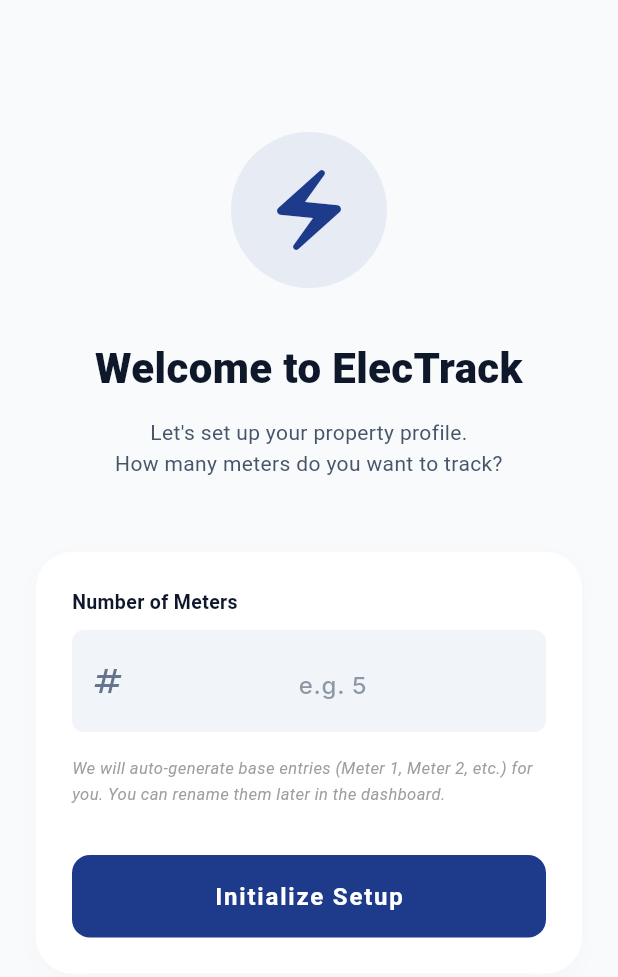
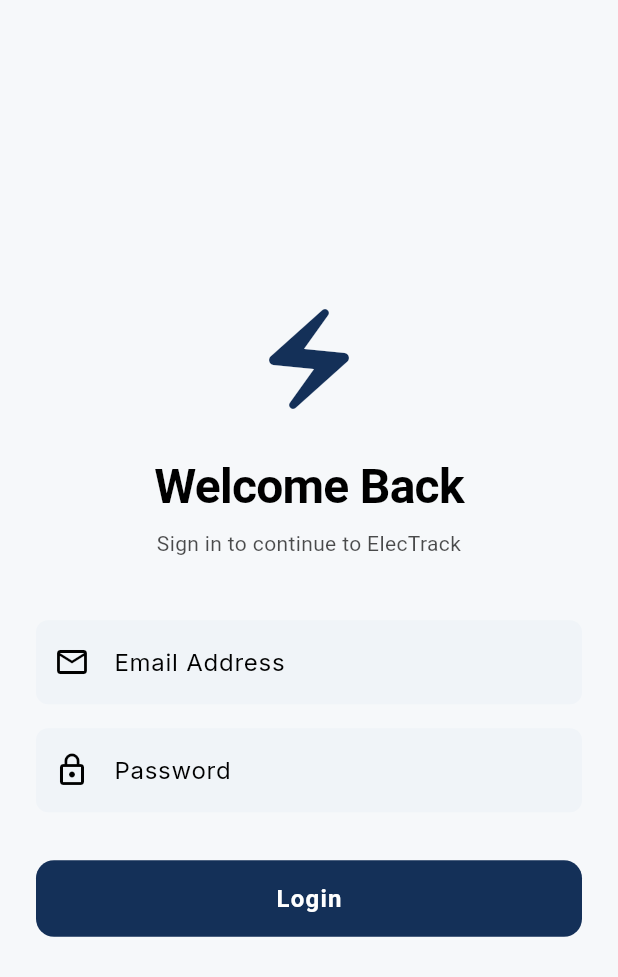
Before and after one commit to jaykukadiya99/Electricity_tracker_app, a Flutter app: the screen it shows after launch, on a phone screen of 412 x 824 dp. Shown: the top 977 px of the screen. Run offline on Flutter 3.47's test engine with Material 3 defaults, Android fonts, the phone set to English and light mode, and no system bars; our stand-ins replace firebase_auth, firebase_core, get, google_fonts, shared_preferences, sqflite; accounts and stored records are empty.

Commit message:
firebase login

```diff
--- /dev/null
+++ b/lib/controllers/auth_controller.dart
@@ -0,0 +1,70 @@
+import 'package:flutter/material.dart';
+import 'package:get/get.dart';
+import 'package:firebase_auth/firebase_auth.dart';
+import 'app_controller.dart';
+
+class AuthController extends GetxController {
+  final FirebaseAuth _auth = FirebaseAuth.instance;
+  var isLoading = false.obs;
+
+  // Handle Login
+  Future<void> loginUser(String email, String password) async {
+    isLoading.value = true;
+    try {
+      await _auth.signInWithEmailAndPassword(email: email, password: password);
+      // Wait for auth state to propagate slightly
+      await Future.delayed(const Duration(milliseconds: 300));
+
+      final AppController appCtrl = Get.find<AppController>();
+      if (appCtrl.isSetupComplete) {
+        Get.offAllNamed('/main');
+      } else {
+        Get.offAllNamed('/setup');
+      }
+    } on FirebaseAuthException catch (e) {
+      String message = 'An error occurred';
+      if (e.code == 'user-not-found') {
+        message = 'No user found for that email.';
+      } else if (e.code == 'wrong-password') {
+        message = 'Wrong password provided.';
+      } else if (e.code == 'invalid-email') {
+        message = 'The email address is badly formatted.';
+      } else if (e.code == 'invalid-credential') {
+        message = 'Invalid email or password.';
+      } else if (e.message != null) {
+        message = e.message!;
+      }
+
+      Get.snackbar(
+        'Login Failed',
+        message,
+        snackPosition: SnackPosition.BOTTOM,
+        backgroundColor: Colors.redAccent,
+        colorText: Colors.white,
+        margin: const EdgeInsets.all(10),
+      );
+    } catch (e) {
+      Get.snackbar(
+        'Error',
+        e.toString(),
+        snackPosition: SnackPosition.BOTTOM,
+        backgroundColor: Colors.redAccent,
+        colorText: Colors.white,
+        margin: const EdgeInsets.all(10),
+      );
+    } finally {
+      isLoading.value = false;
+    }
+  }
+
+  // Check current session state, can be used to manually jump routing
+  User? getCurrentUser() {
+    return _auth.currentUser;
+  }
+
+  // Logout
+  Future<void> logout() async {
+    await _auth.signOut();
+    Get.offAllNamed('/login');
+  }
+}
--- /dev/null
+++ b/lib/controllers/auth_middleware.dart
@@ -0,0 +1,20 @@
+import 'package:flutter/material.dart';
+import 'package:get/get.dart';
+import 'auth_controller.dart';
+
+class AuthMiddleware extends GetMiddleware {
+  @override
+  int? get priority => 1;
+
+  @override
+  RouteSettings? redirect(String? route) {
+    var authCtrl = Get.find<AuthController>();
+
+    if (authCtrl.getCurrentUser() == null) {
+      // User is not logged in, redirect to login page
+      return const RouteSettings(name: '/login');
+    }
+    // Allow the user to proceed
+    return null;
+  }
+}
--- a/lib/main.dart
+++ b/lib/main.dart
@@ -2,6 +2,8 @@ import 'package:flutter/material.dart';
 import 'package:get/get.dart';
 import 'controllers/theme_controller.dart';
 import 'controllers/app_controller.dart';
+import 'controllers/auth_controller.dart';
+import 'controllers/auth_middleware.dart';
 import 'theme/app_theme.dart';
 import 'views/splash_screen.dart';
 import 'views/meter_setup_screen.dart';
@@ -12,15 +14,18 @@ import 'views/main_layout.dart';
 import 'views/new_bill_screen.dart';
 import 'views/bill_details_screen.dart';
 import 'views/settings_screen.dart';
+import 'views/login_screen.dart';
 import 'package:firebase_core/firebase_core.dart';
 import 'firebase_options.dart';
 
 void main() async {
   WidgetsFlutterBinding.ensureInitialized();
+  await Firebase.initializeApp(options: DefaultFirebaseOptions.currentPlatform);
+
   Get.put(ThemeController());
   Get.put(AppController());
+  Get.put(AuthController());
 
-  await Firebase.initializeApp(options: DefaultFirebaseOptions.currentPlatform);
   runApp(const MyApp());
 }
 
@@ -48,20 +53,47 @@ class MyApp extends StatelessWidget {
         initialRoute: '/',
         getPages: [
           GetPage(name: '/', page: () => SplashScreen()),
-          GetPage(name: '/setup', page: () => MeterSetupScreen()),
+          GetPage(name: '/login', page: () => LoginScreen()),
+          GetPage(
+            name: '/setup',
+            page: () => MeterSetupScreen(),
+            middlewares: [AuthMiddleware()],
+          ),
           GetPage(
             name: '/initial_readings',
             page: () => const MeterInitialReadingsScreen(),
+            middlewares: [AuthMiddleware()],
           ),
           GetPage(
             name: '/meter_history',
             page: () => const MeterHistoryScreen(),
+            middlewares: [AuthMiddleware()],
           ),
-          GetPage(name: '/main', page: () => MainLayout()),
-          GetPage(name: '/bulk_bill', page: () => BulkBillingScreen()),
-          GetPage(name: '/new_bill', page: () => NewBillScreen()),
-          GetPage(name: '/bill_details', page: () => BillDetailsScreen()),
-          GetPage(name: '/settings', page: () => SettingsScreen()),
+          GetPage(
+            name: '/main',
+            page: () => MainLayout(),
+            middlewares: [AuthMiddleware()],
+          ),
+          GetPage(
+            name: '/bulk_bill',
+            page: () => BulkBillingScreen(),
+            middlewares: [AuthMiddleware()],
+          ),
+          GetPage(
+            name: '/new_bill',
+            page: () => NewBillScreen(),
+            middlewares: [AuthMiddleware()],
+          ),
+          GetPage(
+            name: '/bill_details',
+            page: () => BillDetailsScreen(),
+            middlewares: [AuthMiddleware()],
+          ),
+          GetPage(
+            name: '/settings',
+            page: () => SettingsScreen(),
+            middlewares: [AuthMiddleware()],
+          ),
         ],
       ),
     );
--- /dev/null
+++ b/lib/views/login_screen.dart
@@ -0,0 +1,134 @@
+import 'package:flutter/material.dart';
+import 'package:get/get.dart';
+import '../controllers/auth_controller.dart';
+
+class LoginScreen extends StatelessWidget {
+  LoginScreen({super.key});
+
+  final AuthController authController = Get.find<AuthController>();
+  final TextEditingController emailController = TextEditingController();
+  final TextEditingController passwordController = TextEditingController();
+
+  final _formKey = GlobalKey<FormState>();
+
+  @override
+  Widget build(BuildContext context) {
+    final theme = Theme.of(context);
+
+    return Scaffold(
+      body: SafeArea(
+        child: Center(
+          child: SingleChildScrollView(
+            padding: const EdgeInsets.all(24.0),
+            child: Form(
+              key: _formKey,
+              child: Column(
+                mainAxisAlignment: MainAxisAlignment.center,
+                crossAxisAlignment: CrossAxisAlignment.stretch,
+                children: [
+                  Icon(
+                    Icons.electric_bolt,
+                    size: 80,
+                    color: theme.primaryColor,
+                  ),
+                  const SizedBox(height: 24),
+                  Text(
+                    'Welcome Back',
+                    textAlign: TextAlign.center,
+                    style: theme.textTheme.headlineMedium?.copyWith(
+                      fontWeight: FontWeight.bold,
+                      color: theme.colorScheme.onSurface,
+                    ),
+                  ),
+                  const SizedBox(height: 8),
+                  Text(
+                    'Sign in to continue to ElecTrack',
+                    textAlign: TextAlign.center,
+                    style: theme.textTheme.bodyMedium?.copyWith(
+                      color: theme.colorScheme.onSurface.withValues(alpha: 0.7),
+                    ),
+                  ),
+                  const SizedBox(height: 40),
+                  TextFormField(
+                    controller: emailController,
+                    keyboardType: TextInputType.emailAddress,
+                    textInputAction: TextInputAction.next,
+                    decoration: InputDecoration(
+                      labelText: 'Email Address',
+                      prefixIcon: const Icon(Icons.email_outlined),
+                      border: OutlineInputBorder(
+                        borderRadius: BorderRadius.circular(12),
+                      ),
+                    ),
+                    validator: (value) {
+                      if (value == null || value.isEmpty) {
+                        return 'Please enter your email';
+                      }
+                      if (!GetUtils.isEmail(value)) {
+                        return 'Please enter a valid email';
+                      }
+                      return null;
+                    },
+                  ),
+                  const SizedBox(height: 16),
+                  TextFormField(
+                    controller: passwordController,
+                    obscureText: true,
+                    textInputAction: TextInputAction.done,
+                    decoration: InputDecoration(
+                      labelText: 'Password',
+                      prefixIcon: const Icon(Icons.lock_outline),
+                      border: OutlineInputBorder(
+                        borderRadius: BorderRadius.circular(12),
+                      ),
+                    ),
+                    validator: (value) {
+                      if (value == null || value.isEmpty) {
+                        return 'Please enter your password';
+                      }
+                      return null;
+                    },
+                  ),
+                  const SizedBox(height: 32),
+                  Obx(
+                    () => ElevatedButton(
+                      onPressed: authController.isLoading.value
+                          ? null
+                          : () {
+                              if (_formKey.currentState!.validate()) {
+                                authController.loginUser(
+                                  emailController.text.trim(),
+                                  passwordController.text.trim(),
+                                );
+                              }
+                            },
+                      style: ElevatedButton.styleFrom(
+                        padding: const EdgeInsets.symmetric(vertical: 16),
+                        shape: RoundedRectangleBorder(
+                          borderRadius: BorderRadius.circular(12),
+                        ),
+                      ),
+                      child: authController.isLoading.value
+                          ? const SizedBox(
+                              height: 24,
+                              width: 24,
+                              child: CircularProgressIndicator(strokeWidth: 2),
+                            )
+                          : const Text(
+                              'Login',
+                              style: TextStyle(
+                                fontSize: 16,
+                                fontWeight: FontWeight.bold,
+                              ),
+                            ),
+                    ),
+                  ),
+                ],
+              ),
+            ),
+          ),
+        ),
+      ),
+    );
+  }
+}
--- a/pubspec.yaml
+++ b/pubspec.yaml
@@ -42,6 +42,7 @@ dependencies:
   shared_preferences: ^2.5.5
   path: ^1.9.1
   firebase_core: ^4.6.0
+  firebase_auth: ^6.3.0
 
 dev_dependencies:
   flutter_test:
```
Also changed, not shown: lib/views/settings_screen.dart (+9 -0 lines), lib/views/splash_screen.dart (+10 -3 lines), pubspec.lock.
